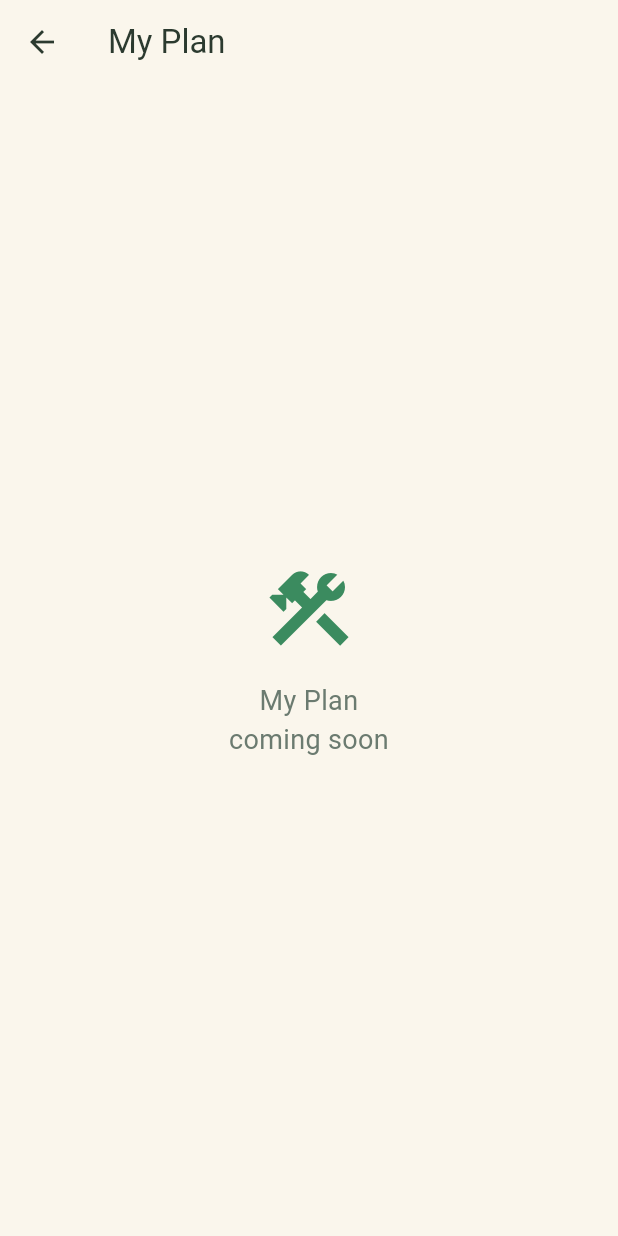
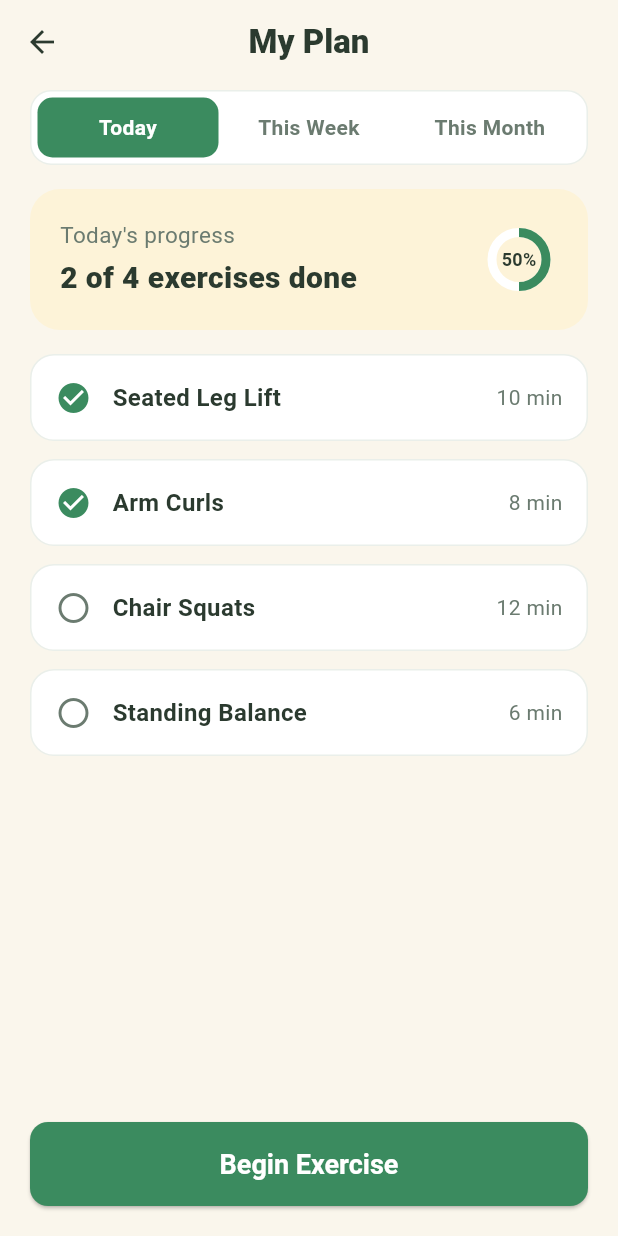
Before and after one commit to anuruddhika94/sarco_care, a Flutter app: the ExerciseVideoScreen screen opened directly with empty values, after a tap on "My Plan", on a phone screen of 412 x 824 dp. Run offline on Flutter 3.47's test engine with Material 3 defaults, Android fonts, the phone set to English and light mode, and no system bars.

Commit message:
Add My Plan exercise log from Exercise Video
- My Plan: range tabs, progress card with circular percent, exercise log
  rows with completion state and durations, and Begin Exercise action
- Exercise Video 'My Plan' button now opens the plan

```diff
--- a/lib/screens/exercise_video_screen.dart
+++ b/lib/screens/exercise_video_screen.dart
@@ -1,7 +1,7 @@
 import 'package:flutter/material.dart';
 
 import '../theme/app_theme.dart';
-import '../widgets/placeholder_screen.dart';
+import 'my_plan_screen.dart';
 
 /// Screen #7 — Exercise Video.
 /// Pure UI: video player, duration, step instructions and Start/Complete +
@@ -43,7 +43,7 @@ class _ExerciseVideoScreenState extends State<ExerciseVideoScreen> {
 
   void _openMyPlan() {
     Navigator.of(context).push(
-      MaterialPageRoute(builder: (_) => const PlaceholderScreen(title: 'My Plan')),
+      MaterialPageRoute(builder: (_) => const MyPlanScreen()),
     );
   }
 
--- /dev/null
+++ b/lib/screens/my_plan_screen.dart
@@ -0,0 +1,190 @@
+import 'package:flutter/material.dart';
+
+import '../theme/app_theme.dart';
+import '../widgets/segmented_tabs.dart';
+
+/// My Plan — the user's exercise log / plan opened from the Exercise Video.
+/// Pure UI: range tabs, a list of planned exercises with completion state and
+/// durations, a daily total and a Begin Exercise action.
+class MyPlanScreen extends StatefulWidget {
+  const MyPlanScreen({super.key});
+
+  @override
+  State<MyPlanScreen> createState() => _MyPlanScreenState();
+}
+
+class _MyPlanScreenState extends State<MyPlanScreen> {
+  int _tabIndex = 0;
+
+  static const _entries = [
+    _LogEntry('Seated Leg Lift', '10 min', true),
+    _LogEntry('Arm Curls', '8 min', true),
+    _LogEntry('Chair Squats', '12 min', false),
+    _LogEntry('Standing Balance', '6 min', false),
+  ];
+
+  @override
+  Widget build(BuildContext context) {
+    final done = _entries.where((e) => e.done).length;
+    return Scaffold(
+      backgroundColor: AppColors.background,
+      appBar: AppBar(
+        backgroundColor: AppColors.background,
+        foregroundColor: AppColors.textDark,
+        elevation: 0,
+        title: const Text(
+          'My Plan',
+          style: TextStyle(fontWeight: FontWeight.w800),
+        ),
+        centerTitle: true,
+      ),
+      body: Column(
+        children: [
+          Padding(
+            padding: const EdgeInsets.fromLTRB(20, 4, 20, 12),
+            child: SegmentedTabs(
+              labels: const ['Today', 'This Week', 'This Month'],
+              selected: _tabIndex,
+              onChanged: (i) => setState(() => _tabIndex = i),
+            ),
+          ),
+          Expanded(
+            child: ListView(
+              padding: const EdgeInsets.fromLTRB(20, 4, 20, 20),
+              children: [
+                _SummaryCard(done: done, total: _entries.length),
+                const SizedBox(height: 16),
+                for (final e in _entries)
+                  Padding(
+                    padding: const EdgeInsets.only(bottom: 12),
+                    child: _LogRow(entry: e),
+                  ),
+              ],
+            ),
+          ),
+          Padding(
+            padding: const EdgeInsets.fromLTRB(20, 4, 20, 20),
+            child: SizedBox(
+              width: double.infinity,
+              child: ElevatedButton(
+                onPressed: () => Navigator.of(context).pop(),
+                child: const Text('Begin Exercise'),
+              ),
+            ),
+          ),
+        ],
+      ),
+    );
+  }
+}
+
+class _LogEntry {
+  const _LogEntry(this.name, this.duration, this.done);
+  final String name;
+  final String duration;
+  final bool done;
+}
+
+class _SummaryCard extends StatelessWidget {
+  const _SummaryCard({required this.done, required this.total});
+  final int done;
+  final int total;
+
+  @override
+  Widget build(BuildContext context) {
+    return Container(
+      padding: const EdgeInsets.all(20),
+      decoration: BoxDecoration(
+        color: const Color(0xFFFDF3D8),
+        borderRadius: BorderRadius.circular(20),
+      ),
+      child: Row(
+        children: [
+          Expanded(
+            child: Column(
+              crossAxisAlignment: CrossAxisAlignment.start,
+              children: [
+                Text(
+                  "Today's progress",
+                  style: TextStyle(fontSize: 15, color: AppColors.textMuted),
+                ),
+                const SizedBox(height: 4),
+                Text(
+                  '$done of $total exercises done',
+                  style: TextStyle(
+                    fontSize: 20,
+                    fontWeight: FontWeight.w800,
+                    color: AppColors.textDark,
+                  ),
+                ),
+              ],
+            ),
+          ),
+          SizedBox(
+            width: 52,
+            height: 52,
+            child: Stack(
+              alignment: Alignment.center,
+              children: [
+                CircularProgressIndicator(
+                  value: total == 0 ? 0 : done / total,
+                  strokeWidth: 6,
+                  backgroundColor: Colors.white,
+                  valueColor: const AlwaysStoppedAnimation(AppColors.primary),
+                ),
+                Text(
+                  '${((total == 0 ? 0 : done / total) * 100).round()}%',
+                  style: TextStyle(
+                    fontSize: 12,
+                    fontWeight: FontWeight.w700,
+                    color: AppColors.textDark,
+                  ),
+                ),
+              ],
+            ),
+          ),
+        ],
+      ),
+    );
+  }
+}
+
+class _LogRow extends StatelessWidget {
+  const _LogRow({required this.entry});
+  final _LogEntry entry;
+
+  @override
+  Widget build(BuildContext context) {
+    return Container(
+      padding: const EdgeInsets.symmetric(horizontal: 16, vertical: 16),
+      decoration: BoxDecoration(
+        color: AppColors.surface,
+        borderRadius: BorderRadius.circular(16),
+        border: Border.all(color: const Color(0xFFEAEFEA)),
+      ),
+      child: Row(
+        children: [
+          Icon(
+            entry.done ? Icons.check_circle : Icons.radio_button_unchecked,
+            color: entry.done ? AppColors.primary : AppColors.textMuted,
+          ),
+          const SizedBox(width: 14),
+          Expanded(
+            child: Text(
+              entry.name,
+              style: TextStyle(
+                fontSize: 16,
+                fontWeight: FontWeight.w600,
+                color: AppColors.textDark,
+              ),
+            ),
+          ),
+          Text(
+            entry.duration,
+            style: TextStyle(fontSize: 14, color: AppColors.textMuted),
+          ),
+        ],
+      ),
+    );
+  }
+}
```
